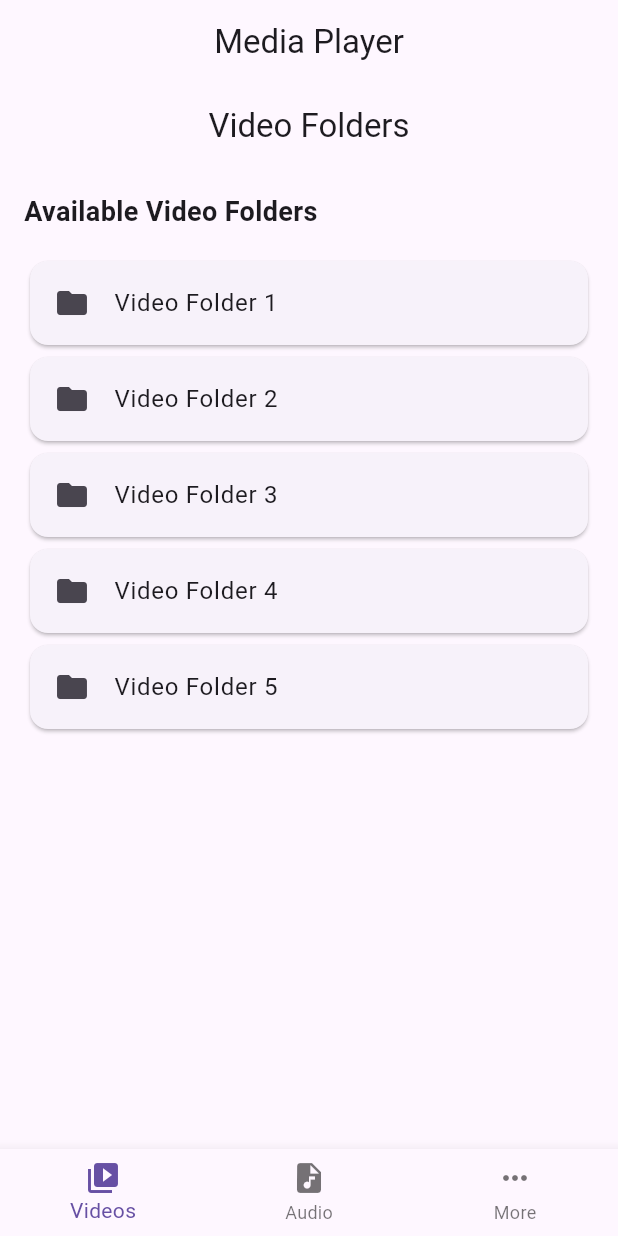
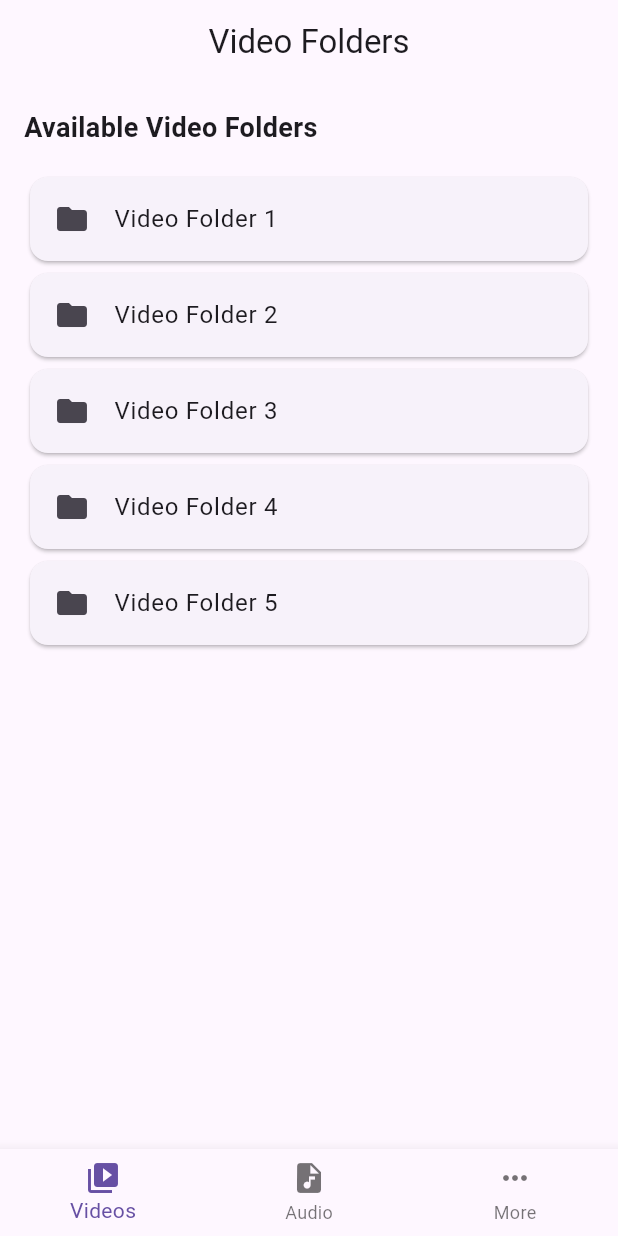
Before and after one commit to osskingdom/aiplayer, a Flutter app: the screen it shows after launch, on a phone screen of 412 x 824 dp. Run offline on Flutter 3.47's test engine with Material 3 defaults, Android fonts, the phone set to English and light mode, and no system bars; our stand-ins replace get.

Commit message:
Refactored to use FolderListItem component in VideoView and AudioView

```diff
--- /dev/null
+++ b/lib/app/components/folder_list_item.dart
@@ -0,0 +1,25 @@
+import 'package:flutter/material.dart';
+
+class FolderListItem extends StatelessWidget {
+  final String title;
+  final VoidCallback? onTap;
+  final IconData icon;
+
+  const FolderListItem({
+    Key? key,
+    required this.title,
+    this.onTap,
+    this.icon = Icons.folder,
+  }) : super(key: key);
+
+  @override
+  Widget build(BuildContext context) {
+    return Card(
+      child: ListTile(
+        leading: Icon(icon),
+        title: Text(title),
+        onTap: onTap,
+      ),
+    );
+  }
+}
--- a/lib/app/modules/audio/views/audio_view.dart
+++ b/lib/app/modules/audio/views/audio_view.dart
@@ -1,5 +1,6 @@
 import 'package:flutter/material.dart';
 import 'package:get/get.dart';
+import '../../../components/folder_list_item.dart';
 import '../controllers/audio_controller.dart';
 
 class AudioView extends GetView<AudioController> {
@@ -26,14 +27,11 @@ class AudioView extends GetView<AudioController> {
               child: ListView.builder(
                 itemCount: 5, // Placeholder for actual folder count
                 itemBuilder: (context, index) {
-                  return Card(
-                    child: ListTile(
-                      leading: const Icon(Icons.folder),
-                      title: Text('Audio Folder ${index + 1}'),
-                      onTap: () {
-                        // TODO: Handle folder tap
-                      },
-                    ),
+                  return FolderListItem(
+                    title: 'Audio Folder ${index + 1}',
+                    onTap: () {
+                      // TODO: Handle folder tap
+                    },
                   );
                 },
               ),
--- a/lib/app/modules/home/views/home_view.dart
+++ b/lib/app/modules/home/views/home_view.dart
@@ -11,10 +11,6 @@ class HomeView extends GetView<HomeController> {
   @override
   Widget build(BuildContext context) {
     return Scaffold(
-      appBar: AppBar(
-        title: const Text('Media Player'),
-        centerTitle: true,
-      ),
       body: Obx(() {
         switch (controller.currentIndex.value) {
           case 0:
--- a/lib/app/modules/video/views/video_view.dart
+++ b/lib/app/modules/video/views/video_view.dart
@@ -1,5 +1,6 @@
 import 'package:flutter/material.dart';
 import 'package:get/get.dart';
+import '../../../components/folder_list_item.dart';
 import '../controllers/video_controller.dart';
 
 class VideoView extends GetView<VideoController> {
@@ -26,14 +27,11 @@ class VideoView extends GetView<VideoController> {
               child: ListView.builder(
                 itemCount: 5, // Placeholder for actual folder count
                 itemBuilder: (context, index) {
-                  return Card(
-                    child: ListTile(
-                      leading: const Icon(Icons.folder),
-                      title: Text('Video Folder ${index + 1}'),
-                      onTap: () {
-                        // TODO: Handle folder tap
-                      },
-                    ),
+                  return FolderListItem(
+                    title: 'Video Folder ${index + 1}',
+                    onTap: () {
+                      // TODO: Handle folder tap
+                    },
                   );
                 },
               ),
```
